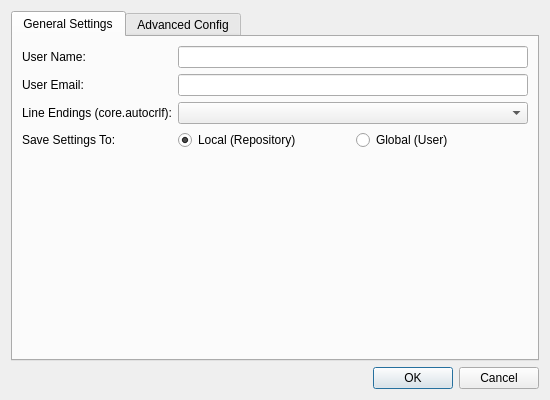
First picture: the form in src/qgitsettingsdialog.ui, repository bokic/gitmaster, before the edit.
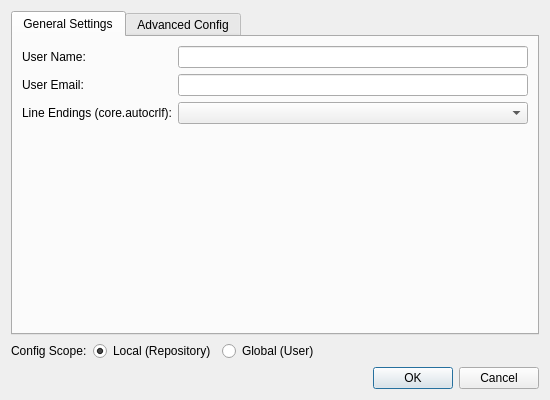
Second picture: the form after the edit.

Commit message: feat(ui): improve advanced config UI in settings dialog

The edit to the form file:
```diff
--- a/src/qgitsettingsdialog.ui
+++ b/src/qgitsettingsdialog.ui
@@ -77,34 +77,6 @@
            </item>
           </widget>
          </item>
-         <item row="3" column="0">
-          <widget class="QLabel" name="label_level">
-           <property name="text">
-            <string>Save Settings To:</string>
-           </property>
-          </widget>
-         </item>
-         <item row="3" column="1">
-          <layout class="QHBoxLayout" name="horizontalLayout_level">
-           <item>
-            <widget class="QRadioButton" name="radioButton_local">
-             <property name="text">
-              <string>Local (Repository)</string>
-             </property>
-             <property name="checked">
-              <bool>true</bool>
-             </property>
-            </widget>
-           </item>
-           <item>
-            <widget class="QRadioButton" name="radioButton_global">
-             <property name="text">
-              <string>Global (User)</string>
-             </property>
-            </widget>
-           </item>
-          </layout>
-         </item>
         </layout>
        </item>
        <item>
@@ -204,6 +176,47 @@
      </widget>
     </widget>
    </item>
+   <item>
+    <layout class="QHBoxLayout" name="horizontalLayout_level">
+     <item>
+      <widget class="QLabel" name="label_level">
+       <property name="text">
+        <string>Config Scope:</string>
+       </property>
+      </widget>
+     </item>
+     <item>
+      <widget class="QRadioButton" name="radioButton_local">
+       <property name="text">
+        <string>Local (Repository)</string>
+       </property>
+       <property name="checked">
+        <bool>true</bool>
+       </property>
+      </widget>
+     </item>
+     <item>
+      <widget class="QRadioButton" name="radioButton_global">
+       <property name="text">
+        <string>Global (User)</string>
+       </property>
+      </widget>
+     </item>
+     <item>
+      <spacer name="horizontalSpacer_level">
+       <property name="orientation">
+        <enum>Qt::Orientation::Horizontal</enum>
+       </property>
+       <property name="sizeHint" stdset="0">
+        <size>
+         <width>40</width>
+         <height>20</height>
+        </size>
+       </property>
+      </spacer>
+     </item>
+    </layout>
+   </item>
    <item>
     <widget class="QDialogButtonBox" name="buttonBox">
      <property name="orientation">
```
Left out of the diff: 5 changed lines with no effect on the pictures. The commit also changes 2 other files.
